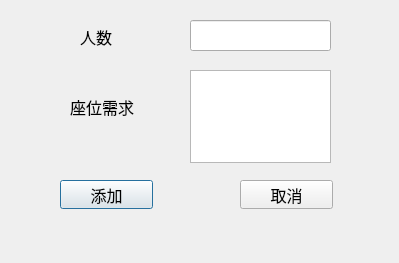
Old version of the form restaurantManagerment/dlg_line.ui in the repository friendfan1/-Salay-Management-System.
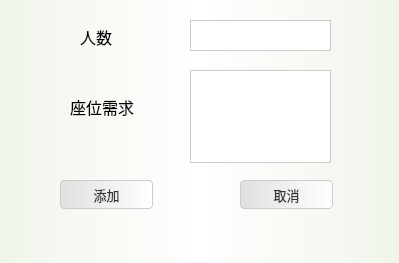
New version of the form.

The edit to the form file:
```diff
--- a/restaurantManagerment/dlg_line.ui
+++ b/restaurantManagerment/dlg_line.ui
@@ -13,6 +13,52 @@
   <property name="windowTitle">
    <string>Dialog</string>
   </property>
+  <property name="styleSheet">
+   <string notr="true"> QDialog{   background: qlineargradient(spread:pad, x1:0, y1:0, x2:1, y2:0, stop:0 rgba(240, 245, 235, 1), stop:0.5 rgba(255, 255, 255, 1), stop:1 rgba(240, 245, 235, 1)); /* Gradient from light green to white to light green */
+    color: #333333; /* Dark Grey */
+    font-family: &quot;Segoe UI&quot;, sans-serif;
+    font-size: 10pt;
+}
+QTableWidget {
+    background-color: #FFFFFF; /* White */
+    color: #333333; /* Dark Grey */
+    gridline-color: #CCCCCC; /* Light Grey */
+    border: 1px solid #CCCCCC; /* Light Grey Border */
+    font-family: &quot;Segoe UI&quot;, sans-serif;
+    font-size: 10pt;
+}
+QLineEdit{
+background-color: #FFFFFF; /* White */
+    color: #333333; /* Dark Grey */
+    gridline-color: #CCCCCC; /* Light Grey */
+    border: 1px solid #CCCCCC; /* Light Grey Border */
+    font-family: &quot;Segoe UI&quot;, sans-serif;
+    font-size: 10pt;
+}
+
+/* Buttons common style */
+
+QPushButton {
+    background: qlineargradient(spread:pad, x1:0, y1:0, x2:1, y2:0, stop:0 #E0E0E0, stop:1 #FFFFFF); /* Light Grey to White Gradient */
+    color: #333333; /* Dark Grey */
+    border: 1px solid #CCCCCC; /* Light Grey Border */
+    border-radius: 4px;
+    padding: 5px;
+    font-family: &quot;Segoe UI&quot;, sans-serif;
+    font-size: 10pt;
+}
+
+QPushButton:hover {
+    background-color: #D6D6D6; /* Slightly Darker Grey */
+}
+
+QPushButton:pressed {
+    background-color: #BFBFBF; /* Darker Grey */
+}
+/* Common background widget style */
+
+</string>
+  </property>
   <widget class="QPushButton" name="btn_save">
    <property name="geometry">
     <rect>
@@ -24,7 +70,8 @@
    </property>
    <property name="font">
     <font>
-     <pointsize>12</pointsize>
+     <family>Segoe UI</family>
+     <pointsize>10</pointsize>
     </font>
    </property>
    <property name="text">
@@ -42,7 +89,8 @@
    </property>
    <property name="font">
     <font>
-     <pointsize>12</pointsize>
+     <family>Segoe UI</family>
+     <pointsize>10</pointsize>
     </font>
    </property>
    <property name="text">
```
